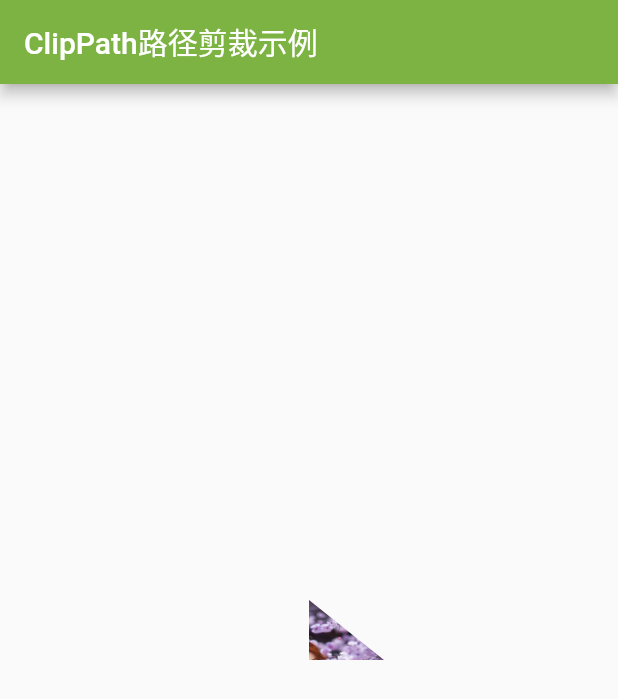
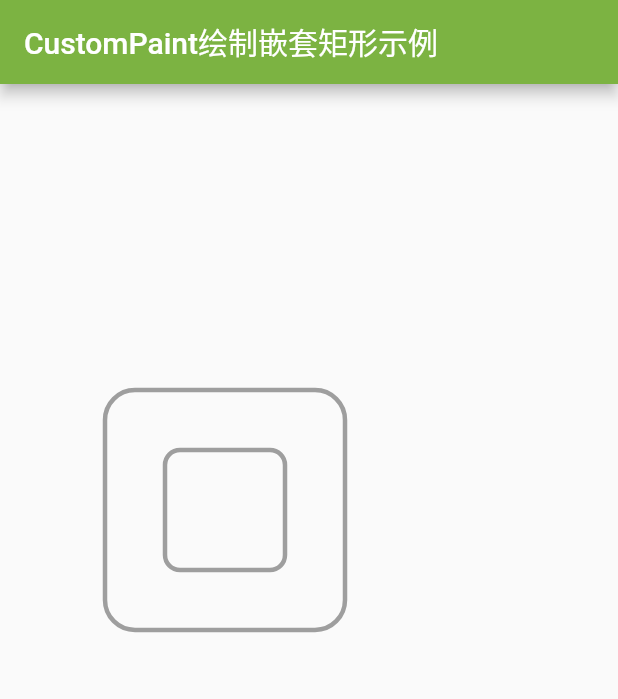
Before and after one commit to wwg90/flutter_study, a Flutter app: the screen it shows after launch, on a phone screen of 412 x 824 dp. Shown: the top 699 px of the screen. Run offline on Flutter 3.47's test engine with Material 2 defaults, Android fonts, the phone set to English and light mode, and no system bars.

Commit message:
组件装饰，视觉效果空间学习2

```diff
--- /dev/null
+++ b/lib/decorative/custompaint_demo.dart
@@ -0,0 +1,50 @@
+import 'package:flutter/material.dart';
+
+class CustomPaintWDemo extends StatelessWidget {
+  @override
+  Widget build(BuildContext context) {
+    return Scaffold(
+      appBar: AppBar(
+        title: Text(
+          'CustomPaint绘制直线示例',
+          style: TextStyle(color: Colors.white),
+        ),
+      ),
+      body: Center(
+        child: SizedBox(
+          width: 500.0,
+          height: 500.0,
+          child: CustomPaint(
+            painter: LinePainter(),
+            child: Center(child: Text(
+              '绘制直线',
+              style: TextStyle(
+                  fontSize: 38.0,
+                  fontWeight: FontWeight.w600,
+                  color: Colors.black),
+            ),)
+          ),
+        ),
+      ),
+    );
+  }
+}
+
+class LinePainter extends CustomPainter {
+  Paint _paint = Paint()
+    ..color = Colors.black
+    ..strokeCap = StrokeCap.square
+    ..isAntiAlias = true
+    ..strokeWidth = 3.0
+    ..style = PaintingStyle.stroke;
+
+  @override
+  void paint(Canvas canvas, Size size) {
+    canvas.drawLine(Offset(20.0, 20.0), Offset(300.0, 20.0), _paint);
+  }
+
+  @override
+  bool shouldRepaint(CustomPainter oldDelegate) {
+    return false;
+  }
+}
--- /dev/null
+++ b/lib/decorative/custompaint_five_demo.dart
@@ -0,0 +1,47 @@
+import 'package:flutter/material.dart';
+
+class CustomPaintFiveWDemo extends StatelessWidget {
+  @override
+  Widget build(BuildContext context) {
+    return Scaffold(
+      appBar: AppBar(
+        title: Text(
+          'CustomPaint绘制嵌套矩形示例',
+          style: TextStyle(color: Colors.white),
+        ),
+      ),
+      body: Center(
+        child: SizedBox(
+          width: 500.0,
+          height: 500.0,
+          child: CustomPaint(
+            painter: LinePainter(),
+          ),
+        ),
+      ),
+    );
+  }
+}
+
+class LinePainter extends CustomPainter {
+  Paint _paint = Paint()
+    ..color = Colors.grey
+    ..strokeCap = StrokeCap.square
+    ..isAntiAlias = true
+    ..strokeWidth = 3.0
+    ..style = PaintingStyle.stroke;
+
+  @override
+  void paint(Canvas canvas, Size size) {
+    Rect rect1 = Rect.fromCircle(center: Offset(150.0, 150.0), radius: 80.0);
+    Rect rect2 = Rect.fromCircle(center: Offset(150.0, 150.0), radius: 40.0);
+    RRect outer = RRect.fromRectAndRadius(rect1, Radius.circular(20.0));
+    RRect inter = RRect.fromRectAndRadius(rect2, Radius.circular(10.0));
+    canvas.drawDRRect(outer, inter, _paint);
+  }
+
+  @override
+  bool shouldRepaint(CustomPainter oldDelegate) {
+    return false;
+  }
+}
--- /dev/null
+++ b/lib/decorative/custompaint_four_demo.dart
@@ -0,0 +1,54 @@
+import 'package:flutter/material.dart';
+
+class CustomPaintFourWDemo extends StatelessWidget {
+  @override
+  Widget build(BuildContext context) {
+    return Scaffold(
+      appBar: AppBar(
+        title: Text(
+          'CustomPaint绘制圆角矩形示例',
+          style: TextStyle(color: Colors.white),
+        ),
+      ),
+      body: Center(
+        child: SizedBox(
+          width: 500.0,
+          height: 500.0,
+          child: CustomPaint(
+            painter: LinePainter(),
+            child: Center(
+              child: Text(
+                '绘制圆角矩形',
+                style: TextStyle(
+                    fontSize: 18.0,
+                    fontWeight: FontWeight.w800,
+                    color: Colors.black),
+              ),
+            ),
+          ),
+        ),
+      ),
+    );
+  }
+}
+
+class LinePainter extends CustomPainter {
+  Paint _paint = Paint()
+    ..color = Colors.grey
+    ..strokeCap = StrokeCap.square
+    ..isAntiAlias = true
+    ..strokeWidth = 3.0
+    ..style = PaintingStyle.fill;
+
+  @override
+  void paint(Canvas canvas, Size size) {
+    Rect rect = Rect.fromCircle(center: Offset(200.0, 200.0), radius: 100.0);
+    RRect rRect = RRect.fromRectAndRadius(rect, Radius.circular(20.0));
+    canvas.drawRRect(rRect, _paint);
+  }
+
+  @override
+  bool shouldRepaint(CustomPainter oldDelegate) {
+    return false;
+  }
+}
--- /dev/null
+++ b/lib/decorative/custompaint_there_demo.dart
@@ -0,0 +1,53 @@
+import 'package:flutter/material.dart';
+
+class CustomPaintThereWDemo extends StatelessWidget {
+  @override
+  Widget build(BuildContext context) {
+    return Scaffold(
+      appBar: AppBar(
+        title: Text(
+          'CustomPaint绘制椭圆示例',
+          style: TextStyle(color: Colors.white),
+        ),
+      ),
+      body: Center(
+        child: SizedBox(
+          width: 500.0,
+          height: 500.0,
+          child: CustomPaint(
+            painter: LinePainter(),
+            child: Center(
+              child: Text(
+                '绘制椭圆',
+                style: TextStyle(
+                    fontSize: 38.0,
+                    fontWeight: FontWeight.w800,
+                    color: Colors.black),
+              ),
+            ),
+          ),
+        ),
+      ),
+    );
+  }
+}
+
+class LinePainter extends CustomPainter {
+  Paint _paint = Paint()
+    ..color = Colors.grey
+    ..strokeCap = StrokeCap.square
+    ..isAntiAlias = true
+    ..strokeWidth = 3.0
+    ..style = PaintingStyle.stroke;
+
+  @override
+  void paint(Canvas canvas, Size size) {
+    Rect rect = Rect.fromPoints(Offset(80.0, 200.0), Offset(300.0, 300.0));
+    canvas.drawOval(rect, _paint);
+  }
+
+  @override
+  bool shouldRepaint(CustomPainter oldDelegate) {
+    return false;
+  }
+}
--- /dev/null
+++ b/lib/decorative/custompaint_two_demo.dart
@@ -0,0 +1,50 @@
+import 'package:flutter/material.dart';
+
+class CustomPaintTwoWDemo extends StatelessWidget {
+  @override
+  Widget build(BuildContext context) {
+    return Scaffold(
+      appBar: AppBar(
+        title: Text(
+          'CustomPaint绘制圆示例',
+          style: TextStyle(color: Colors.white),
+        ),
+      ),
+      body: Center(
+        child: SizedBox(
+          width: 500.0,
+          height: 500.0,
+          child: CustomPaint(
+            painter: LinePainter(),
+            child: Center(
+              child: Text('绘制圆', style: TextStyle(
+                  fontSize: 38.0,
+                  fontWeight: FontWeight.w800, color: Colors.black
+              ),),
+            ),
+          ),
+        ),
+      ),
+    );
+  }
+}
+
+class LinePainter extends CustomPainter {
+  Paint _paint = Paint()
+    ..color = Colors.grey
+    ..strokeCap = StrokeCap.square
+    ..isAntiAlias = true
+    ..strokeWidth = 3.0
+    ..style = PaintingStyle.stroke;
+
+  @override
+  void paint(Canvas canvas, Size size) {
+    canvas.drawCircle(Offset(200.0, 150.0), 150.0, _paint);
+  }
+
+  @override
+  bool shouldRepaint(CustomPainter oldDelegate) {
+    return false;
+  }
+
+}
--- a/lib/main.dart
+++ b/lib/main.dart
@@ -1,11 +1,6 @@
 import 'package:flutter/material.dart';
 
-import 'decorative/boxdecoration_one_demo.dart';
-import 'decorative/lineargradient_demo.dart';
-import 'decorative/radialgradient_demo.dart';
-import 'decorative/rotatedbox_demo.dart';
-import 'decorative/clipoval_demo.dart';
-import 'decorative/clippath_demo.dart';
+import 'decorative/custompaint_five_demo.dart';
 
 void main() => runApp(new MyApp());
 
@@ -24,7 +19,7 @@ class MyApp extends StatelessWidget {
 //            List.generate(20, (index) => Product('商品$index', '这是一个商品详情$index')),
 //      ),
 
-      home: ClipPathWDemo(),
+      home: CustomPaintFiveWDemo(),
     );
   }
 }
```
